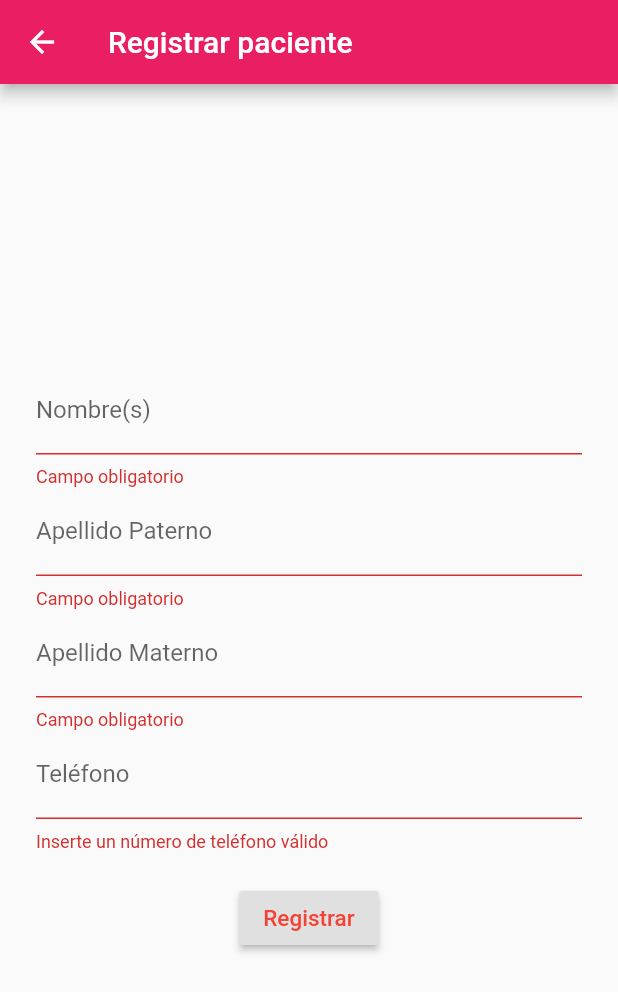
After one commit to davidrovj/Ginnacle, a Flutter app: the RegisterPatients screen opened directly, after a tap on "Registrar", on a phone screen of 412 x 824 dp. The commit adds this screen. Shown: the top 992 px of the screen. Run offline on Flutter 3.47's test engine with Material 2 defaults, Android fonts, the phone set to English and light mode, and no system bars; missing offline and left inert: foldable_sidebar.

Commit message:
Se implementa la pantalla de registro de pacientes

```diff
--- /dev/null
+++ b/lib/patients.dart
@@ -0,0 +1,173 @@
+import 'package:flutter/material.dart';
+
+class RegisterPatients extends StatefulWidget {
+  @override
+  State<StatefulWidget> createState() {
+    return RegisterPatientsState();
+  }
+}
+
+//r"^[a-zA-Z0-9.a-zA-Z0-9.!#$%&'*+-/=?^_`{|}~]+@[a-zA-Z0-9]+\.[a-zA-Z]+"
+
+class RegisterPatientsState extends State<RegisterPatients> {
+  String _numExp;
+  String _name;
+  String _lastNameP;
+  String _lastNameM;
+  String _tel;
+  String _age;
+  String _weight;
+  String _fum;
+  String _active;
+  String _blood;
+  String _alergies;
+  String _pregnant;
+  String _diagnostic;
+
+  final GlobalKey<FormState> _formKey = GlobalKey<FormState>();
+
+  Widget _buildNumExp() {
+    return TextFormField();
+  }
+
+  Widget _buildName() {
+    return TextFormField(
+      decoration: InputDecoration(labelText: 'Nombre(s)'),
+      validator: (String value) {
+        if (value.isEmpty) {
+          return 'Campo obligatorio';
+        }
+      },
+      onSaved: (String value) {
+        _name = value;
+      },
+    );
+  }
+
+  Widget _buildLastNameP() {
+    return TextFormField(
+      decoration: InputDecoration(labelText: 'Apellido Paterno'),
+      validator: (String value) {
+        if (value.isEmpty) {
+          return 'Campo obligatorio';
+        }
+      },
+      onSaved: (String value) {
+        _lastNameP = value;
+      },
+    );
+  }
+
+  Widget _buildLastNameM() {
+    return TextFormField(
+      decoration: InputDecoration(labelText: 'Apellido Materno'),
+      validator: (String value) {
+        if (value.isEmpty) {
+          return 'Campo obligatorio';
+        }
+      },
+      onSaved: (String value) {
+        _lastNameM = value;
+      },
+    );
+  }
+
+  Widget _buildTel() {
+    return TextFormField(
+      decoration: InputDecoration(labelText: 'Teléfono'),
+      validator: (String value) {
+        if (!RegExp(r'^(?:[+0]9)?[0-9]{10}$').hasMatch(value)) {
+          return 'Inserte un número de teléfono válido';
+        }
+      },
+      onSaved: (String value) {
+        _lastNameP = value;
+      },
+    );
+  }
+
+  Widget _buildAge() {
+    return TextFormField(
+      decoration: InputDecoration(labelText: 'Teléfono'),
+      validator: (String value) {
+        if (!RegExp(r'^(?:[+0]9)?[0-9]{10}$').hasMatch(value)) {
+          return 'Inserte un número de teléfono válido';
+        }
+      },
+      onSaved: (String value) {
+        _lastNameP = value;
+      },
+    );
+  }
+
+  Widget _buildWeight() {
+    return TextFormField();
+  }
+
+  Widget _buildFum() {
+    return TextFormField();
+  }
+
+  Widget _buildActive() {
+    return TextFormField();
+  }
+
+  Widget _buildBlood() {
+    return TextFormField();
+  }
+
+  Widget _buildAlergies() {
+    return TextFormField();
+  }
+
+  Widget _buildPregnant() {
+    return TextFormField();
+  }
+
+  Widget _buildDiagnostic() {
+    return TextFormField();
+  }
+
+  @override
+  Widget build(BuildContext context) {
+    return Scaffold(
+      appBar: AppBar(title: Text('Registrar paciente')),
+      body: Container(
+          margin: EdgeInsets.all(24),
+          child: Form(
+              key: _formKey,
+              child: Column(
+                mainAxisAlignment: MainAxisAlignment.center,
+                children: <Widget>[
+                  //_buildNumExp(),
+                  _buildName(),
+                  _buildLastNameP(),
+                  _buildLastNameM(),
+                  _buildTel(),
+                  // _buildAge(),
+                  // _buildWeight(),
+                  // _buildFum(),
+                  // _buildActive(),
+                  // _buildBlood(),
+                  // _buildAlergies(),
+                  // _buildPregnant(),
+                  // _buildDiagnostic(),
+                  SizedBox(height: 20),
+                  RaisedButton(
+                      child: Text(
+                        'Registrar',
+                        style: TextStyle(color: Colors.red, fontSize: 15),
+                      ),
+                      onPressed: () {
+                        if (_formKey.currentState.validate()) {
+                          return;
+                        }
+
+                        _formKey.currentState.save();
+                        print(_name);
+                      })
+                ],
+              ))),
+    );
+  }
+}
--- a/pubspec.yaml
+++ b/pubspec.yaml
@@ -63,6 +63,7 @@ flutter:
     # - images/a_dot_burr.jpeg
     # - images/a_dot_ham.jpeg
      - assets/images/
+     - assets/icon/calendar.png
 
   # An image asset can refer to one or more resolution-specific "variants", see
   # https://flutter.dev/assets-and-images/#resolution-aware.
```
Also changed, not shown: lib/calendar.dart (added, +18 -0 lines), lib/main.dart (+13 -16 lines), lib/menu.dart (+106 -32 lines), assets/icon/calendar.png (added), lib/appicons.dart (added).
